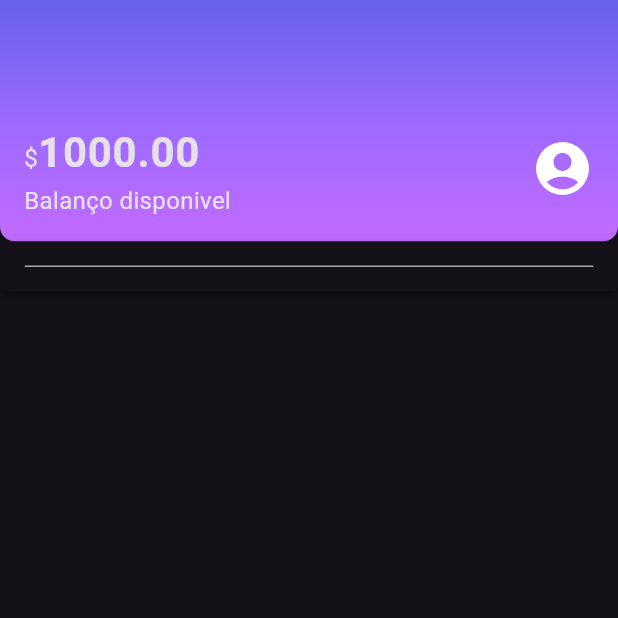
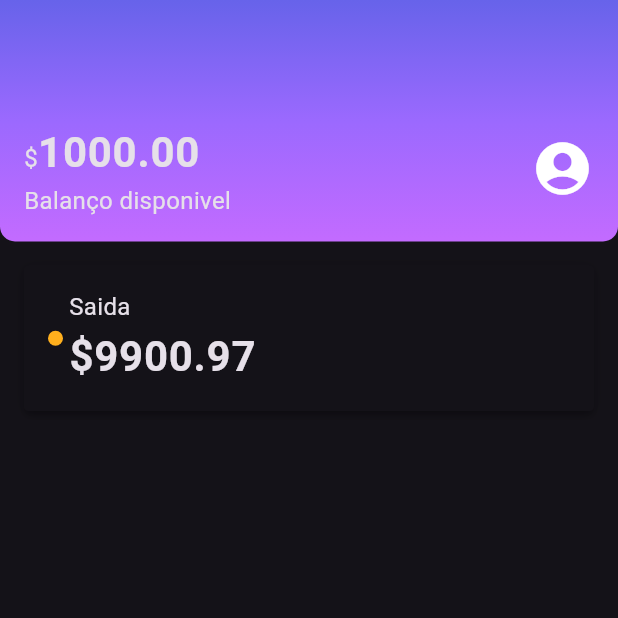
Before and after one commit to msbzz/flutterLayouts1, a Flutter app: the screen it shows after launch, on a phone screen of 412 x 824 dp, the top half of it. Run offline on Flutter 3.47's test engine with Material 3 defaults, Android fonts, the phone set to English and light mode, and no system bars.

Commit message:
RecentActivity, inicio row valores

```diff
--- /dev/null
+++ b/alubank/lib/compoments/sections/recent_activity.dart
@@ -0,0 +1,47 @@
+import 'package:alubank/compoments/box_card.dart';
+import 'package:alubank/compoments/color_dot.dart';
+import 'package:alubank/themes/theme_colors.dart';
+import 'package:flutter/material.dart';
+
+class RecentActivity extends StatelessWidget {
+const RecentActivity({ Key? key }) : super(key: key);
+
+  @override
+  Widget build(BuildContext context){
+    return Padding(
+      padding: const EdgeInsets.all(16),
+      child:BoxCard(boxContent: _RecentActivityContent())
+
+    );
+  }
+}
+
+class _RecentActivityContent extends StatelessWidget {
+const _RecentActivityContent({ Key? key }) : super(key: key);
+
+  @override
+  Widget build(BuildContext context){
+    return Column(
+      children: [
+         Row(
+          children: [
+            Row(children: [
+              Padding(
+                padding: const EdgeInsets.only(right: 4.0 ),
+                child:ColorDot(color:ThemeColors.recentActivity['spent']) ),
+
+              Column(
+                crossAxisAlignment: CrossAxisAlignment.start,
+                children: [
+                Text('Saida'),
+                Text('\$9900.97',style:Theme.of(context).textTheme.bodyLarge)
+
+              ],)
+            ],),
+            Row()
+          ],
+         )
+      ],
+    );
+  }
+}
--- a/alubank/lib/screens/home.dart
+++ b/alubank/lib/screens/home.dart
@@ -1,8 +1,7 @@
-import 'package:alubank/compoments/box_card.dart';
-import 'package:alubank/compoments/color_dot.dart';
-import 'package:alubank/compoments/comtent_division.dart';
+
 import 'package:alubank/compoments/sections/header.dart';
-import 'package:alubank/themes/theme_colors.dart';
+import 'package:alubank/compoments/sections/recent_activity.dart';
+
 import 'package:flutter/material.dart';
 
 class Home extends StatelessWidget {
@@ -14,7 +13,7 @@ class Home extends StatelessWidget {
       body: Column(
         children: <Widget>[
           Header(),
-          BoxCard(boxContent: ComtentDivision() ),
+          RecentActivity(),
         ],
       ),
     );
--- a/info.txt
+++ b/info.txt
@@ -66,3 +66,5 @@ objetivos 3
     obs: necessário indicar o parametro color como sendo opcional (?) devido ao flutter não reconhecer o map de cores em 'recentActivity'
 
     Criação dos widgets que serão utilizados dentro dos cartões. Criando o widget 'ContentDivision'
+
+  Construção do conteudo do app
```
